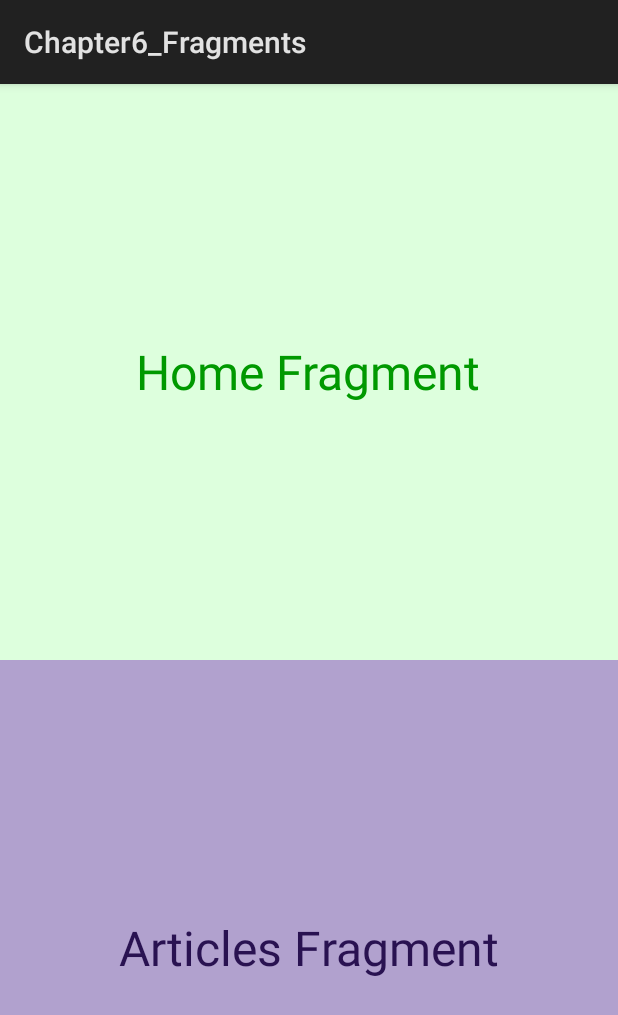
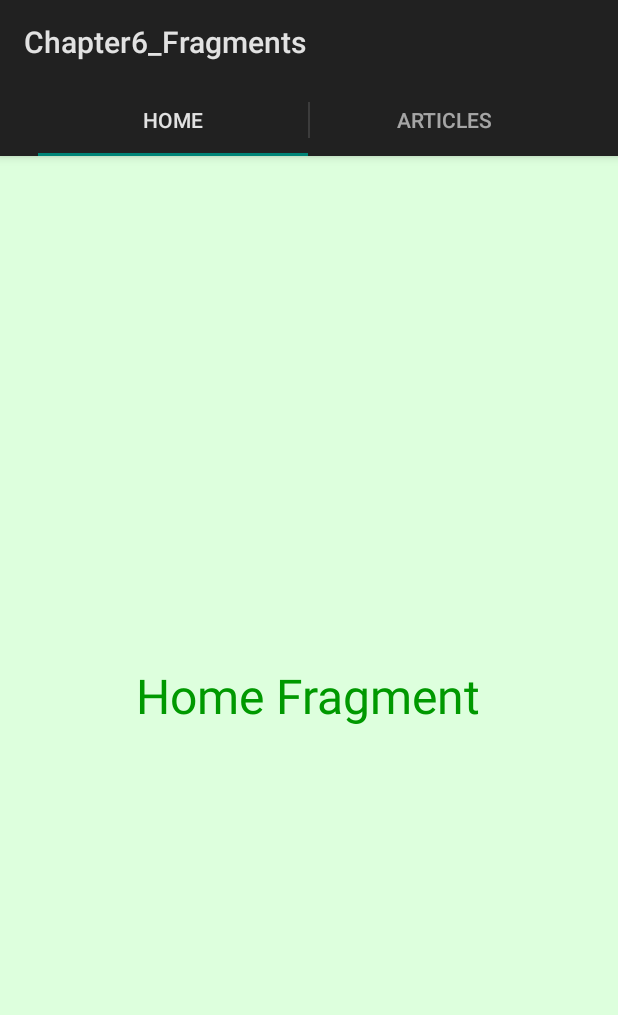
Before and after one commit to KalaiselvanSivakumar/Tutorial-Codes, an Android app: the screen it shows after launch (MainActivity), on a phone screen of 412 x 824 dp. Shown: the top 1015 px of the screen. Run offline under Robolectric (Android 15) with nearby library versions, the phone set to English and light mode, and no system bars.

Commit message:
Swipe and Tabs using Fragments

```diff
--- a/Applications/Android/Android_Programming_Succinctly/Chapter6_Fragments/app/build.gradle
+++ b/Applications/Android/Android_Programming_Succinctly/Chapter6_Fragments/app/build.gradle
@@ -24,4 +24,5 @@ dependencies {
     testImplementation 'junit:junit:4.12'
     androidTestImplementation 'com.android.support.test:runner:1.0.2'
     androidTestImplementation 'com.android.support.test.espresso:espresso-core:3.0.2'
+    implementation group: 'com.android.support', name: 'design', version: '27.1.1'
 }
--- a/Applications/Android/Android_Programming_Succinctly/Chapter6_Fragments/app/src/main/java/com/blueflame/chapter6_fragments/ArticlesFragment.java
+++ b/Applications/Android/Android_Programming_Succinctly/Chapter6_Fragments/app/src/main/java/com/blueflame/chapter6_fragments/ArticlesFragment.java
@@ -1,7 +1,7 @@
 package com.blueflame.chapter6_fragments;
 
-import android.app.Fragment;
 import android.os.Bundle;
+import android.support.v4.app.Fragment;
 import android.view.LayoutInflater;
 import android.view.View;
 import android.view.ViewGroup;
--- a/Applications/Android/Android_Programming_Succinctly/Chapter6_Fragments/app/src/main/java/com/blueflame/chapter6_fragments/HomeViewFragment.java
+++ b/Applications/Android/Android_Programming_Succinctly/Chapter6_Fragments/app/src/main/java/com/blueflame/chapter6_fragments/HomeViewFragment.java
@@ -1,7 +1,7 @@
 package com.blueflame.chapter6_fragments;
 
 import android.os.Bundle;
-import android.app.Fragment;
+import android.support.v4.app.Fragment;
 import android.view.LayoutInflater;
 import android.view.View;
 import android.view.ViewGroup;
--- a/Applications/Android/Android_Programming_Succinctly/Chapter6_Fragments/app/src/main/java/com/blueflame/chapter6_fragments/MainActivity.java
+++ b/Applications/Android/Android_Programming_Succinctly/Chapter6_Fragments/app/src/main/java/com/blueflame/chapter6_fragments/MainActivity.java
@@ -1,13 +1,85 @@
 package com.blueflame.chapter6_fragments;
 
+import android.app.ActionBar;
 import android.app.Activity;
+import android.app.FragmentTransaction;
 import android.os.Bundle;
+import android.support.v4.app.Fragment;
+import android.support.v4.app.FragmentActivity;
+import android.support.v4.app.FragmentManager;
+import android.support.v4.app.FragmentPagerAdapter;
+import android.support.v4.view.ViewPager;
+import android.view.Menu;
 
-public class MainActivity extends Activity {
+// Change extends to Activity for activity_main layout file - Basic demo
+public class MainActivity extends FragmentActivity {
 
 	@Override
 	protected void onCreate(Bundle savedInstanceState) {
 		super.onCreate(savedInstanceState);
-		setContentView(R.layout.activity_main);
+
+		// Two Fragments in the same activity - Basic case
+//		setContentView(R.layout.activity_main);
+
+		// Swipe between views
+		setContentView(R.layout.activity_swipe_view);
+		SimplePagerAdapter adapter = new SimplePagerAdapter(getSupportFragmentManager());
+		final ViewPager pager = findViewById(R.id.fragmentPager);
+		pager.setAdapter(adapter);
+
+		// Tabs
+		final ActionBar actionBar = getActionBar();
+		actionBar.setNavigationMode(ActionBar.NAVIGATION_MODE_TABS);
+		ActionBar.TabListener tabListener = new ActionBar.TabListener() {
+			@Override
+			public void onTabSelected(ActionBar.Tab tab, FragmentTransaction ft) {
+				pager.setCurrentItem(tab.getPosition());
+			}
+
+			@Override
+			public void onTabUnselected(ActionBar.Tab tab, FragmentTransaction ft) {
+
+			}
+
+			@Override
+			public void onTabReselected(ActionBar.Tab tab, FragmentTransaction ft) {
+
+			}
+		};
+
+		actionBar.addTab(actionBar.newTab().setText("Home").setTabListener(tabListener));
+		actionBar.addTab(actionBar.newTab().setText("Articles").setTabListener(tabListener));
+
+		pager.setOnPageChangeListener(new ViewPager.SimpleOnPageChangeListener() {
+			public void onPageSelected(int position) {
+				actionBar.setSelectedNavigationItem(position);
+			}
+		});
+
 	}
+
+	public static class SimplePagerAdapter extends FragmentPagerAdapter {
+
+		private SimplePagerAdapter (FragmentManager fragmentManager) {
+			super(fragmentManager);
+		}
+
+		@Override
+		public Fragment getItem(int position) {
+			switch (position) {
+				case 0:
+					return new HomeViewFragment();
+				case 1:
+					return new ArticlesFragment();
+				default:
+					return null;
+			}
+		}
+
+		@Override
+		public int getCount() {
+			return 2;
+		}
+	}
+
 }
--- /dev/null
+++ b/Applications/Android/Android_Programming_Succinctly/Chapter6_Fragments/app/src/main/res/layout/activity_swipe_view.xml
@@ -0,0 +1,14 @@
+<?xml version="1.0" encoding="utf-8"?>
+<LinearLayout xmlns:android="http://schemas.android.com/apk/res/android"
+	xmlns:tools="http://schemas.android.com/tools"
+	android:layout_width="match_parent"
+	android:layout_height="match_parent"
+	android:orientation="vertical"
+	tools:context=".MainActivity">
+
+	<android.support.v4.view.ViewPager
+		android:id="@+id/fragmentPager"
+		android:layout_width="match_parent"
+		android:layout_height="match_parent" />
+
+</LinearLayout>
```
